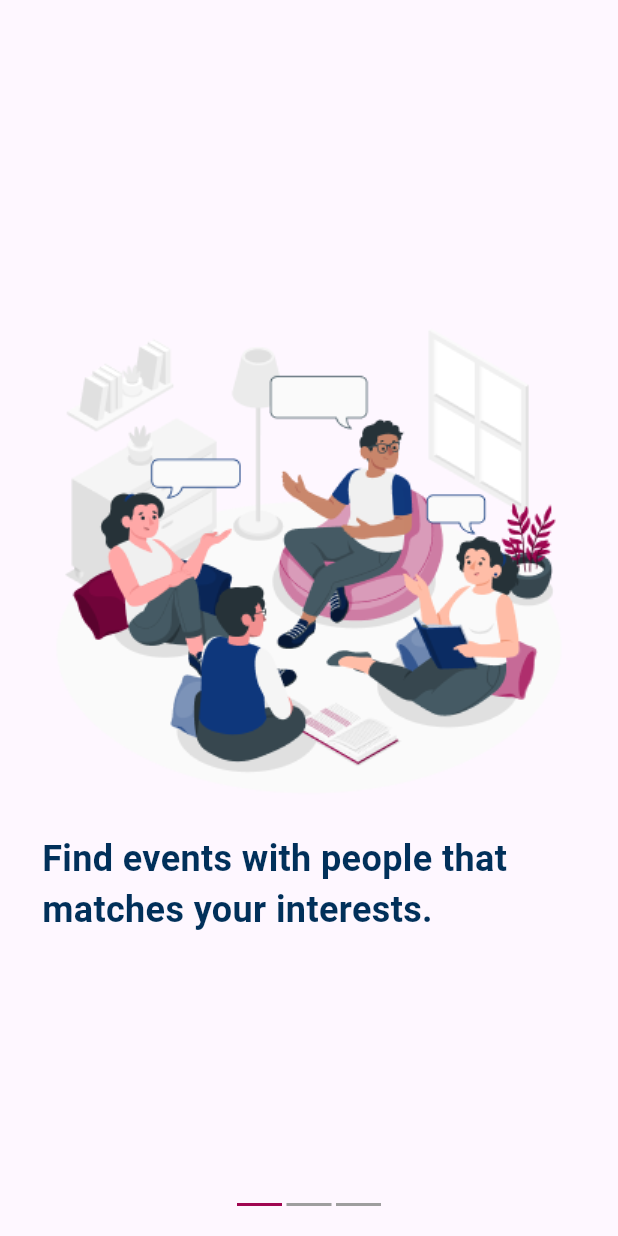
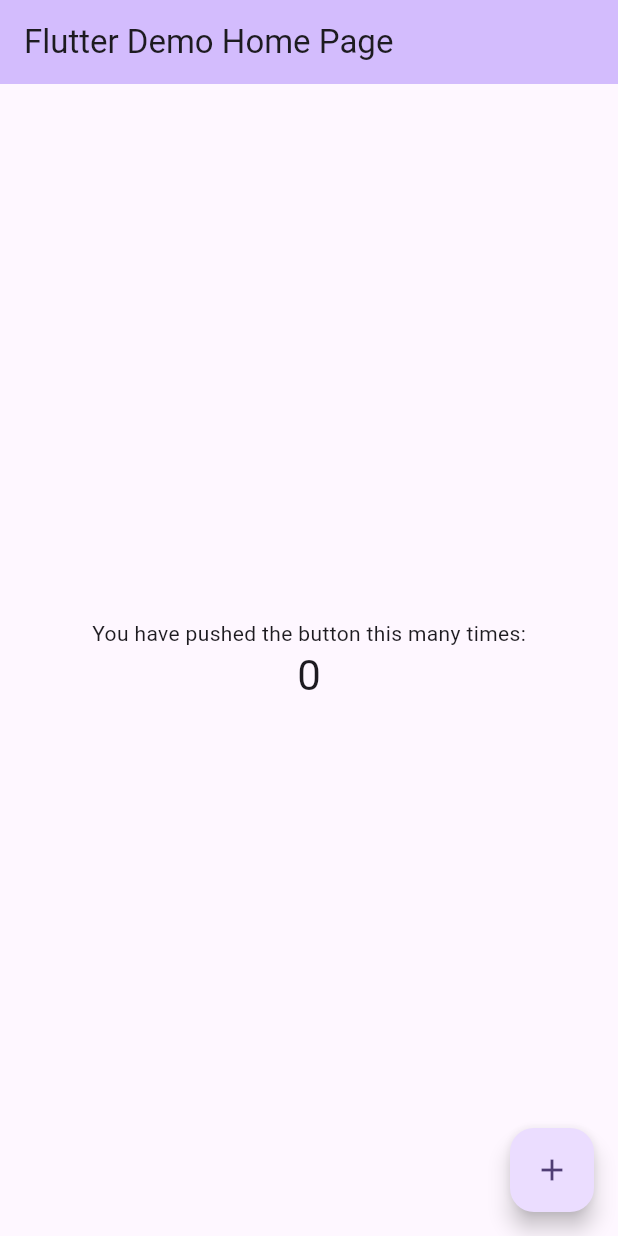
Before and after one commit to SmartEventTech/smart-event-planner, a Flutter app: the screen it shows after launch, on a phone screen of 412 x 824 dp. Run offline on Flutter 3.47's test engine with Material 3 defaults, Android fonts, the phone set to English and light mode, and no system bars.

```diff
--- a/lib/main.dart
+++ b/lib/main.dart
@@ -1,7 +1,4 @@
-import 'screens/splash_screen.dart';
 import 'package:flutter/material.dart';
-import 'package:smart_event_planner/screens/onboarding_screens.dart';
-
 
 void main() {
   runApp(const MyApp());
@@ -10,15 +7,120 @@ void main() {
 class MyApp extends StatelessWidget {
   const MyApp({super.key});
 
+  // This widget is the root of your application.
   @override
   Widget build(BuildContext context) {
     return MaterialApp(
       debugShowCheckedModeBanner: false,
-      initialRoute: SplashScreen.id,
-      routes: {
-        SplashScreen.id: (context) => const SplashScreen(),
-        OnboardingScreens.id: (context) => const OnboardingScreens(),
-      },
+      title: 'Smart Event Planner',
+      theme: ThemeData(
+        // This is the theme of your application.
+        //
+        // TRY THIS: Try running your application with "flutter run". You'll see
+        // the application has a purple toolbar. Then, without quitting the app,
+        // try changing the seedColor in the colorScheme below to Colors.green
+        // and then invoke "hot reload" (save your changes or press the "hot
+        // reload" button in a Flutter-supported IDE, or press "r" if you used
+        // the command line to start the app).
+        //
+        // Notice that the counter didn't reset back to zero; the application
+        // state is not lost during the reload. To reset the state, use hot
+        // restart instead.
+        //
+        // This works for code too, not just values: Most code changes can be
+        // tested with just a hot reload.
+        colorScheme: ColorScheme.fromSeed(seedColor: Colors.deepPurple),
+        useMaterial3: true,
+      ),
+      home: const MyHomePage(title: 'Flutter Demo Home Page'),
     );
   }
 }
+
+class MyHomePage extends StatefulWidget {
+  const MyHomePage({super.key, required this.title});
+
+  // This widget is the home page of your application. It is stateful, meaning
+  // that it has a State object (defined below) that contains fields that affect
+  // how it looks.
+
+  // This class is the configuration for the state. It holds the values (in this
+  // case the title) provided by the parent (in this case the App widget) and
+  // used by the build method of the State. Fields in a Widget subclass are
+  // always marked "final".
+
+  final String title;
+
+  @override
+  State<MyHomePage> createState() => _MyHomePageState();
+}
+
+class _MyHomePageState extends State<MyHomePage> {
+  int _counter = 0;
+
+  void _incrementCounter() {
+    setState(() {
+      // This call to setState tells the Flutter framework that something has
+      // changed in this State, which causes it to rerun the build method below
+      // so that the display can reflect the updated values. If we changed
+      // _counter without calling setState(), then the build method would not be
+      // called again, and so nothing would appear to happen.
+      _counter++;
+    });
+  }
+
+  @override
+  Widget build(BuildContext context) {
+    // This method is rerun every time setState is called, for instance as done
+    // by the _incrementCounter method above.
+    //
+    // The Flutter framework has been optimized to make rerunning build methods
+    // fast, so that you can just rebuild anything that needs updating rather
+    // than having to individually change instances of widgets.
+    return Scaffold(
+      appBar: AppBar(
+        // TRY THIS: Try changing the color here to a specific color (to
+        // Colors.amber, perhaps?) and trigger a hot reload to see the AppBar
+        // change color while the other colors stay the same.
+        backgroundColor: Theme.of(context).colorScheme.inversePrimary,
+        // Here we take the value from the MyHomePage object that was created by
+        // the App.build method, and use it to set our appbar title.
+        title: Text(widget.title),
+      ),
+      body: Center(
+        // Center is a layout widget. It takes a single child and positions it
+        // in the middle of the parent.
+        child: Column(
+          // Column is also a layout widget. It takes a list of children and
+          // arranges them vertically. By default, it sizes itself to fit its
+          // children horizontally, and tries to be as tall as its parent.
+          //
+          // Column has various properties to control how it sizes itself and
+          // how it positions its children. Here we use mainAxisAlignment to
+          // center the children vertically; the main axis here is the vertical
+          // axis because Columns are vertical (the cross axis would be
+          // horizontal).
+          //
+          // TRY THIS: Invoke "debug painting" (choose the "Toggle Debug Paint"
+          // action in the IDE, or press "p" in the console), to see the
+          // wireframe for each widget.
+          mainAxisAlignment: MainAxisAlignment.center,
+          children: <Widget>[
+            const Text(
+              'You have pushed the button this many times:',
+            ),
+            Text(
+              '$_counter',
+              style: Theme.of(context).textTheme.headlineMedium,
+            ),
+          ],
+        ),
+      ),
+      floatingActionButton: FloatingActionButton(
+        onPressed: _incrementCounter,
+        tooltip: 'Increment',
+        child: const Icon(Icons.add),
+      ), // This trailing comma makes auto-formatting nicer for build methods.
+    );
+  }
+}
--- a/lib/screens/onboarding_screens.dart
+++ /dev/null
@@ -1,147 +0,0 @@
-import 'package:flutter/material.dart';
-
-class OnboardingScreens extends StatefulWidget {
-  static const String id = 'OnboardingScreens';
-  const OnboardingScreens({super.key});
-
-  @override
-  State<OnboardingScreens> createState() => _OnboardingScreensState();
-}
-
-class _OnboardingScreensState extends State<OnboardingScreens> {
-  final PageController _pageController = PageController();
-  int _currentPage = 0;
-
-  // List of onboarding screens
-  final List<Widget> _onboardingPages = [
-    const OnboardingPage(
-      imagePath: 'assets/images/onboarding1.png',
-      description: 'Find events with people that matches your interests.',
-    ),
-    const OnboardingPage(
-      imagePath: 'assets/images/onboarding2.png',
-      description: 'Create your own event and invite your friends.',
-    ),
-    const OnboardingPage(
-      imagePath: 'assets/images/onboarding3.png',
-      description:
-          'Provided by your location you will get events recommendation .',
-    ),
-  ];
-
-  @override
-  Widget build(BuildContext context) {
-    return Scaffold(
-      body: Stack(
-        children: [
-          // PageView for swipeable screens
-          PageView(
-            controller: _pageController,
-            onPageChanged: (index) {
-              setState(() {
-                _currentPage = index;
-              });
-            },
-            children: _onboardingPages,
-          ),
-
-          // Indicator at the bottom
-          Positioned(
-            bottom: 20,
-            left: 0,
-            right: 0,
-            child: Row(
-              mainAxisAlignment: MainAxisAlignment.center,
-              children: List.generate(
-                _onboardingPages.length,
-                (index) => Container(
-                  margin: const EdgeInsets.symmetric(horizontal: 1.5),
-                  width: 30,
-                  height: 2,
-                  decoration: BoxDecoration(
-                    shape: BoxShape.rectangle,
-                    color: _currentPage == index
-                        ? Color.fromRGBO(160, 6, 81, 1)
-                        : Colors.grey,
-                  ),
-                ),
-              ),
-            ),
-          ),
-
-          // "Get Started" button on the last screen
-          if (_currentPage == _onboardingPages.length - 1)
-            Positioned(
-              bottom: 50,
-              left: 0,
-              right: 0,
-              child: Center(
-                child: ElevatedButton(
-                  style: ElevatedButton.styleFrom(
-                    shape: RoundedRectangleBorder(
-                      borderRadius: BorderRadius.circular(12),
-                    ),
-                    backgroundColor: Color.fromRGBO(1, 48, 90, 1),
-                    padding: const EdgeInsets.symmetric(
-                      horizontal: 88,
-                      vertical: 8.5,
-                    ),
-                  ),
-                  onPressed: () {
-                    // Navigate to the home screen or main app screen
-                  },
-                  child: const Text(
-                    'Get Started',
-                    style: TextStyle(
-                      color: Colors.white,
-                      fontSize: 18,
-                    ),
-                  ),
-                ),
-              ),
-            ),
-        ],
-      ),
-    );
-  }
-}
-
-// Reusable onboarding page widget
-class OnboardingPage extends StatelessWidget {
-  final String imagePath;
-  final String description;
-
-  const OnboardingPage({
-    super.key,
-    required this.imagePath,
-    required this.description,
-  });
-
-  @override
-  Widget build(BuildContext context) {
-    return Padding(
-      padding: const EdgeInsets.all(16.0),
-      child: Column(
-        mainAxisAlignment: MainAxisAlignment.center,
-        children: [
-          Image.asset(
-            imagePath,
-          ),
-          const SizedBox(height: 10),
-          Padding(
-            padding: const EdgeInsets.only(left: 12, right: 0),
-            child: Text(
-              description,
-              textAlign: TextAlign.left,
-              style: TextStyle(
-                fontWeight: FontWeight.bold,
-                fontSize: 24,
-                color: Color.fromRGBO(1, 48, 90, 1),
-              ),
-            ),
-          ),
-        ],
-      ),
-    );
-  }
-}
--- a/lib/screens/splash_screen.dart
+++ /dev/null
@@ -1,32 +0,0 @@
-import 'onboarding_screens.dart';
-import 'package:flutter/material.dart';
-
-class SplashScreen extends StatefulWidget {
-  static const String id = 'SplashScreen';
-  const SplashScreen({super.key});
-
-  @override
-  State<SplashScreen> createState() => _SplashScreenState();
-}
-
-class _SplashScreenState extends State<SplashScreen> {
-  @override
-  void initState() {
-    super.initState();
-    Future.delayed(const Duration(seconds: 3), () {
-      // ignore: use_build_context_synchronously
-      Navigator.pushReplacementNamed(context, OnboardingScreens.id);
-    });
-  }
-
-  @override
-  Widget build(BuildContext context) {
-    return Scaffold(
-      body: Center(
-        child: Image(
-          image: AssetImage('assets/images/eventy.png'),
-        ),
-      ),
-    );
-  }
-}
--- a/pubspec.yaml
+++ b/pubspec.yaml
@@ -103,7 +103,6 @@ flutter:
   # To add assets to your application, add an assets section, like this:
   assets:
     - assets/app_icon/
-    - assets/images/
   # An image asset can refer to one or more resolution-specific "variants", see
   # https://flutter.dev/to/resolution-aware-images
 
```
Also changed, not shown: assets/images/eventy.png (deleted), assets/images/onboarding1.png (deleted), assets/images/onboarding2.png (deleted), assets/images/onboarding3.png (deleted).
